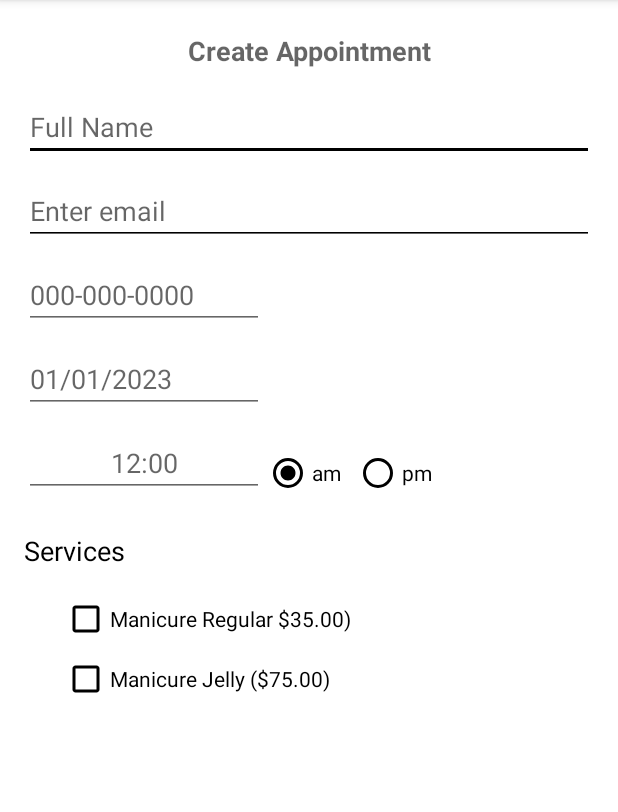
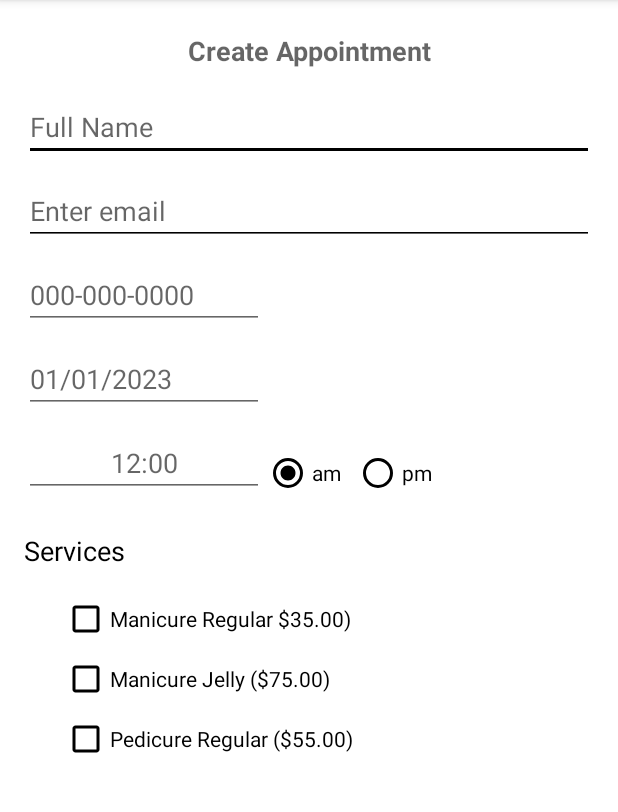
Before and after one commit to fcamas/OnSchedule, an Android app: the NailsCreateActivity screen opened directly, with no data from a screen before it, on a phone screen of 412 x 824 dp, the part 84-896 px from its top. Run offline under Robolectric (Android 15) with nearby library versions, the phone set to English and light mode, and no system bars.

Commit message:
added check box for services 3

```diff
--- a/app/src/main/res/layout/activity_nails_create.xml
+++ b/app/src/main/res/layout/activity_nails_create.xml
@@ -154,6 +154,20 @@
         app:layout_constraintEnd_toEndOf="parent"
         app:layout_constraintStart_toStartOf="parent"
         app:layout_constraintTop_toBottomOf="@+id/s_1" />
+    <CheckBox
+        android:id="@+id/s_3"
+        android:layout_width="200dp"
+        android:layout_height="30dp"
+        android:layout_marginStart="16dp"
+        android:layout_marginLeft="16dp"
+        android:layout_marginTop="10dp"
+        android:layout_marginEnd="145dp"
+        android:layout_marginRight="16dp"
+        android:buttonTint="@color/black"
+        android:text="Pedicure Regular ($55.00)"
+        app:layout_constraintEnd_toEndOf="parent"
+        app:layout_constraintStart_toStartOf="parent"
+        app:layout_constraintTop_toBottomOf="@+id/s_2" />
 
 
 
```
